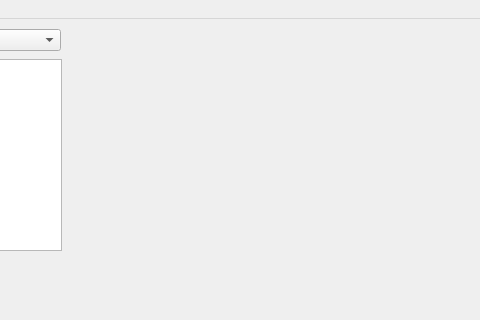
This is uiforms/mainwindow.ui in teslaworksumn/Rudolph as Qt 5 draws it before an edit; both pictures show x 244 to 724 and y 0 to 320 of the 1249 by 743 pixel window. The edited form follows.
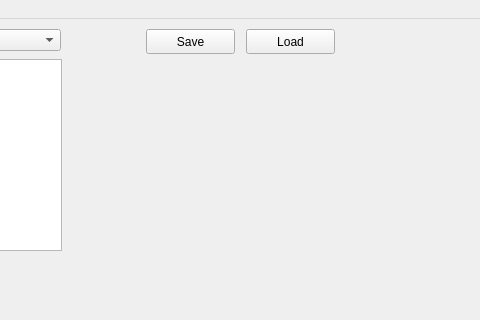
This is the edited form.

What changed in the file:
```diff
--- a/uiforms/mainwindow.ui
+++ b/uiforms/mainwindow.ui
@@ -70,6 +70,32 @@
      </rect>
     </property>
    </widget>
+   <widget class="QPushButton" name="save">
+    <property name="geometry">
+     <rect>
+      <x>390</x>
+      <y>10</y>
+      <width>89</width>
+      <height>25</height>
+     </rect>
+    </property>
+    <property name="text">
+     <string>Save</string>
+    </property>
+   </widget>
+   <widget class="QPushButton" name="load">
+    <property name="geometry">
+     <rect>
+      <x>490</x>
+      <y>10</y>
+      <width>89</width>
+      <height>25</height>
+     </rect>
+    </property>
+    <property name="text">
+     <string>Load</string>
+    </property>
+   </widget>
   </widget>
   <widget class="QMenuBar" name="menubar">
    <property name="geometry">
```
